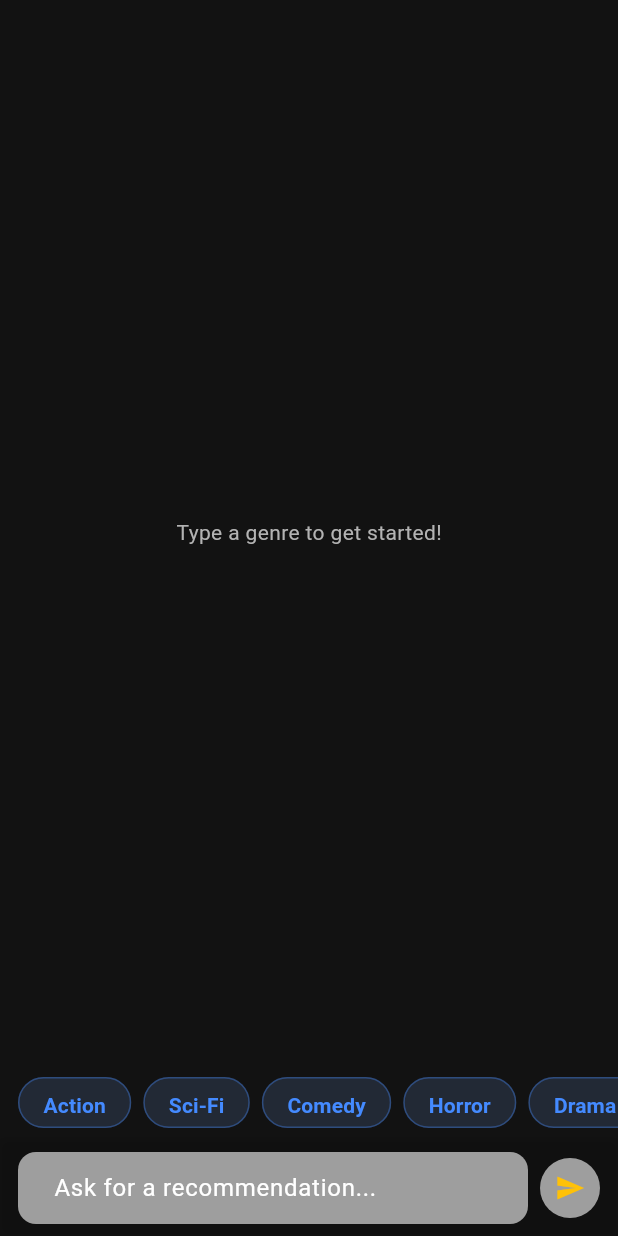
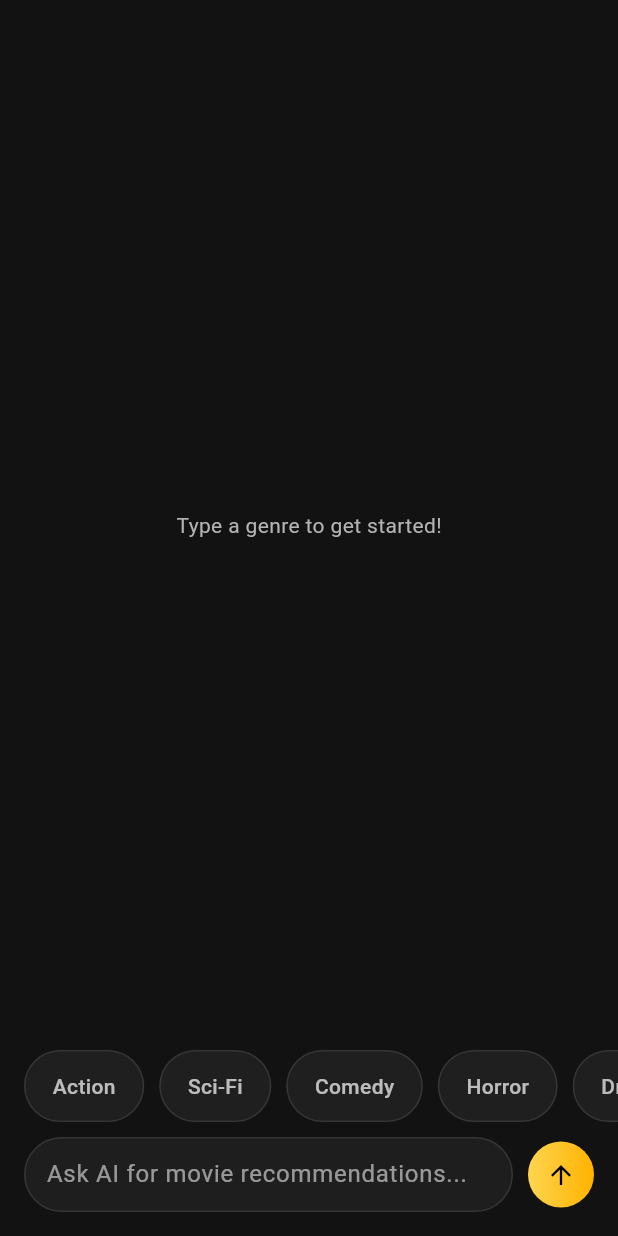
Before and after one commit to Sisshmue/flutter-cineflow-clean-architecture, a Flutter app: the Recommendations screen opened directly, on a phone screen of 412 x 824 dp. Run offline on Flutter 3.47's test engine with Material 3 defaults, Android fonts, the phone set to English and light mode, and no system bars; our stand-ins replace cached_network_image, flutter_bloc, fpdart, get_it, google_generative_ai, shimmer and 1 more; accounts and stored records are empty.

Commit message:
enhance recommendation ul

```diff
--- a/lib/features/recommendation/presentation/widgets/genre_chip.dart
+++ b/lib/features/recommendation/presentation/widgets/genre_chip.dart
@@ -2,38 +2,48 @@ import 'package:flutter/material.dart';
 
 class GenreChip extends StatelessWidget {
   final void Function(String text) sendMessage;
+
   const GenreChip({super.key, required this.sendMessage});
 
   @override
   Widget build(BuildContext context) {
-    final List<String> _genres = [
+    final genres = [
       'Action',
       'Sci-Fi',
       'Comedy',
       'Horror',
       'Drama',
+      'Thriller',
+      'Adventure',
     ];
-    return Container(
-      height: 50,
-      padding: const EdgeInsets.symmetric(vertical: 8),
-      child: ListView.builder(
+
+    return SizedBox(
+      height: 48,
+      child: ListView.separated(
+        padding: const EdgeInsets.symmetric(horizontal: 16),
         scrollDirection: Axis.horizontal,
-        padding: const EdgeInsets.symmetric(horizontal: 12),
-        itemCount: _genres.length,
+        itemCount: genres.length,
+        separatorBuilder: (_, __) => const SizedBox(width: 10),
         itemBuilder: (context, index) {
-          return Padding(
-            padding: const EdgeInsets.only(right: 8),
-            child: ActionChip(
-              label: Text(_genres[index]),
-              backgroundColor: Colors.blueAccent.withOpacity(0.1),
-              labelStyle: const TextStyle(
-                color: Colors.blueAccent,
-                fontWeight: FontWeight.bold,
+          return GestureDetector(
+            onTap: () => sendMessage(genres[index]),
+            child: Container(
+              padding: const EdgeInsets.symmetric(horizontal: 18, vertical: 10),
+              decoration: BoxDecoration(
+                borderRadius: BorderRadius.circular(25),
+                color: const Color(0xff1f1f1f),
+                border: Border.all(color: Colors.white10),
               ),
-              shape: StadiumBorder(
-                side: BorderSide(color: Colors.blueAccent.withOpacity(0.2)),
+              child: Center(
+                child: Text(
+                  genres[index],
+                  style: const TextStyle(
+                    fontSize: 14,
+                    fontWeight: FontWeight.w500,
+                    color: Colors.white70,
+                  ),
+                ),
               ),
-              onPressed: () => sendMessage(_genres[index]),
             ),
           );
         },
--- a/lib/features/recommendation/presentation/widgets/recommendations_input.dart
+++ b/lib/features/recommendation/presentation/widgets/recommendations_input.dart
@@ -1,9 +1,9 @@
 import 'package:flutter/material.dart';
-import '../../../../core/theme/pallete.dart';
 
 class RecommendationsInput extends StatelessWidget {
   final TextEditingController controller;
   final void Function(String text) sendMessage;
+
   const RecommendationsInput({
     super.key,
     required this.controller,
@@ -13,42 +13,53 @@ class RecommendationsInput extends StatelessWidget {
   @override
   Widget build(BuildContext context) {
     return Container(
-      padding: const EdgeInsets.symmetric(horizontal: 12, vertical: 8),
-      decoration: BoxDecoration(
-        boxShadow: [BoxShadow(color: Colors.black12, blurRadius: 4)],
-      ),
-      child: SafeArea(
-        child: Row(
-          children: [
-            Expanded(
+      padding: const EdgeInsets.fromLTRB(16, 10, 16, 16),
+      decoration: const BoxDecoration(color: Color(0xff121212)),
+      child: Row(
+        children: [
+          /// Input
+          Expanded(
+            child: Container(
+              padding: const EdgeInsets.symmetric(horizontal: 14),
+              decoration: BoxDecoration(
+                color: const Color(0xff1e1e1e),
+                borderRadius: BorderRadius.circular(30),
+                border: Border.all(color: Colors.white10),
+              ),
               child: TextField(
                 controller: controller,
-                decoration: InputDecoration(
-                  hintText: "Ask for a recommendation...",
-                  border: OutlineInputBorder(
-                    borderRadius: BorderRadius.circular(12),
-                    borderSide: BorderSide.none,
-                  ),
-                  filled: true,
-                  fillColor: Colors.grey,
-                  contentPadding: const EdgeInsets.symmetric(horizontal: 20),
+                style: const TextStyle(color: Colors.white),
+                decoration: const InputDecoration(
+                  hintText: "Ask AI for movie recommendations...",
+                  hintStyle: TextStyle(color: Colors.white54),
+                  border: InputBorder.none,
                 ),
               ),
             ),
-            const SizedBox(width: 8),
-            CircleAvatar(
-              backgroundColor: Colors.grey,
-              child: IconButton(
-                icon: const Icon(
-                  Icons.send,
-                  color: Pallete.accentGold,
-                  size: 20,
+          ),
+
+          const SizedBox(width: 10),
+
+          /// Send Button
+          GestureDetector(
+            onTap: () => sendMessage(controller.text),
+            child: Container(
+              height: 44,
+              width: 44,
+              decoration: const BoxDecoration(
+                shape: BoxShape.circle,
+                gradient: LinearGradient(
+                  colors: [Color(0xffFFD54F), Color(0xffFFB300)],
                 ),
-                onPressed: () => sendMessage(controller.text),
+              ),
+              child: const Icon(
+                Icons.arrow_upward,
+                color: Colors.black,
+                size: 20,
               ),
             ),
-          ],
-        ),
+          ),
+        ],
       ),
     );
   }
--- a/pubspec.yaml
+++ b/pubspec.yaml
@@ -41,6 +41,7 @@ dependencies:
   cached_network_image: ^3.4.1
   supabase_flutter: ^2.12.0
   google_generative_ai: ^0.4.7
+  shimmer: ^3.0.0
 
 dev_dependencies:
   flutter_test:
```
Also changed, not shown: lib/features/recommendation/presentation/pages/recommendations.dart (+10 -40 lines), lib/features/recommendation/presentation/widgets/message_container.dart (deleted, +0 -31 lines), lib/features/recommendation/presentation/widgets/recommendation_card.dart (added, +49 -0 lines), lib/features/recommendation/presentation/widgets/recommendation_loading.dart (added, +48 -0 lines), pubspec.lock.
